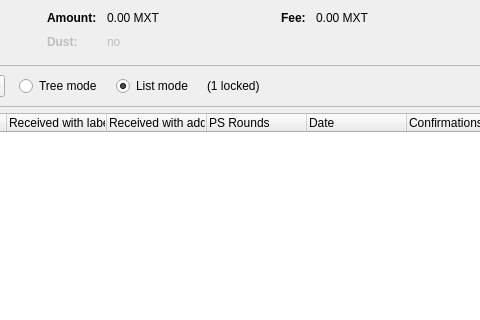
This is src/qt/forms/coincontroldialog.ui in martexcoin/martexcoin_4x as Qt 5 draws it before an edit; both pictures show x 205 to 685 and y 0 to 320 of the 954 by 500 pixel window. The edited form follows.
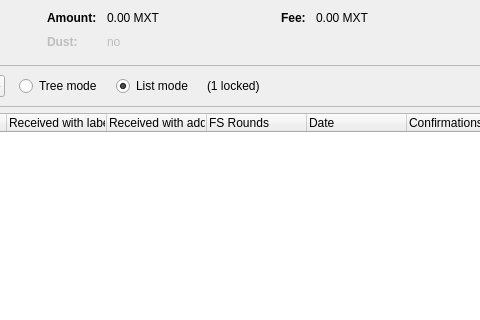
This is the edited form. Custom widgets are drawn as their Qt base class.

```diff
--- a/src/qt/forms/coincontroldialog.ui
+++ b/src/qt/forms/coincontroldialog.ui
@@ -448,7 +448,7 @@
      </column>
      <column>
       <property name="text">
-       <string>PS Rounds</string>
+       <string>FS Rounds</string>
       </property>
      </column>
      <column>
```
